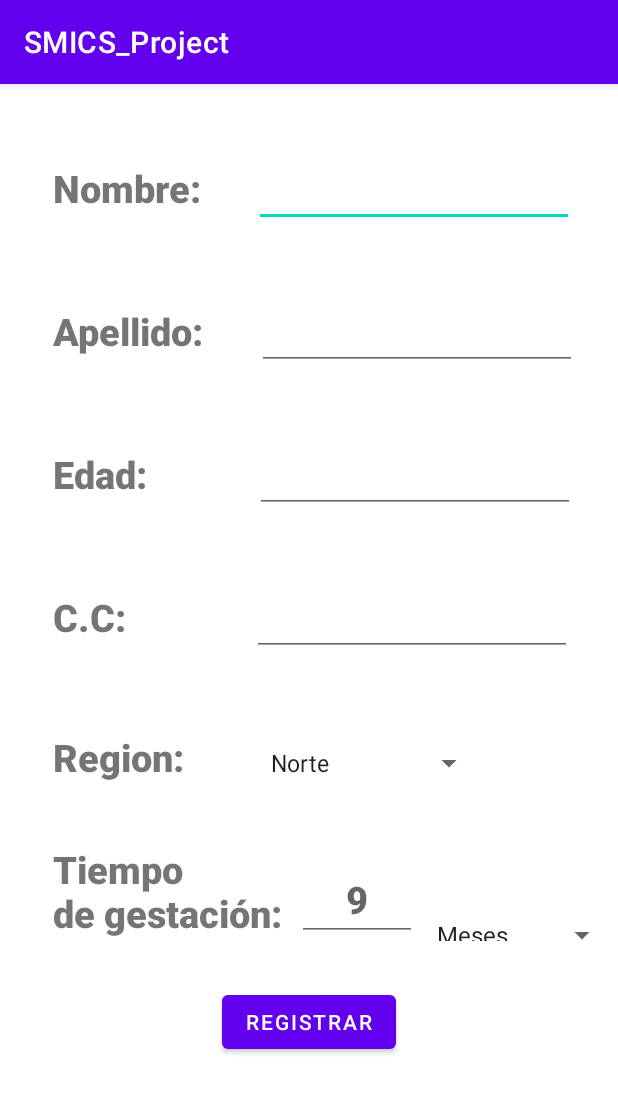
After one commit to BrayanOB2003/SMICS_App, an Android app: the MegActivity screen opened directly, with no data from a screen before it, on a phone screen of 412 x 824 dp. The commit adds this screen. Shown: the top 1093 px of the screen. Run offline under Robolectric (Android 15) with nearby library versions, the phone set to English and light mode, and no system bars.

Commit message:
Added registration questionnaire of pregnant woman

```diff
--- a/app/src/main/AndroidManifest.xml
+++ b/app/src/main/AndroidManifest.xml
@@ -13,6 +13,9 @@
         android:supportsRtl="true"
         android:theme="@style/Theme.SMICS_Project"
         tools:targetApi="31">
+        <activity
+            android:name=".MegActivity"
+            android:exported="false" />
         <activity
             android:name=".FactorsActivity"
             android:exported="false" />
--- a/app/src/main/java/com/project/smics_project/FactorsActivity.kt
+++ b/app/src/main/java/com/project/smics_project/FactorsActivity.kt
@@ -2,10 +2,13 @@ package com.project.smics_project
 
 import androidx.appcompat.app.AppCompatActivity
 import android.os.Bundle
+import android.widget.ArrayAdapter
+import android.widget.Spinner
 
 class FactorsActivity : AppCompatActivity() {
     override fun onCreate(savedInstanceState: Bundle?) {
         super.onCreate(savedInstanceState)
         setContentView(R.layout.activity_factors)
+
     }
 }
--- /dev/null
+++ b/app/src/main/java/com/project/smics_project/MegActivity.kt
@@ -0,0 +1,37 @@
+package com.project.smics_project
+
+import androidx.appcompat.app.AppCompatActivity
+import android.os.Bundle
+import android.widget.ArrayAdapter
+import android.widget.Spinner
+
+class MegActivity : AppCompatActivity() {
+    override fun onCreate(savedInstanceState: Bundle?) {
+        super.onCreate(savedInstanceState)
+        setContentView(R.layout.activity_meg)
+
+        loadSpinner()
+    }
+
+    private fun loadSpinner(){
+        val spinner: Spinner = findViewById(R.id.spinner)
+        ArrayAdapter.createFromResource(
+            this,
+            R.array.regions,
+            android.R.layout.simple_spinner_item
+        ).also { adapter ->
+            adapter.setDropDownViewResource(android.R.layout.simple_spinner_dropdown_item)
+            spinner.adapter = adapter
+        }
+
+        val spinner2: Spinner = findViewById(R.id.spinner2)
+        ArrayAdapter.createFromResource(
+            this,
+            R.array.times,
+            android.R.layout.simple_spinner_item
+        ).also { adapter ->
+            adapter.setDropDownViewResource(android.R.layout.simple_spinner_dropdown_item)
+            spinner2.adapter = adapter
+        }
+    }
+}
--- a/app/src/main/java/com/project/smics_project/QuestionaryActivity.kt
+++ b/app/src/main/java/com/project/smics_project/QuestionaryActivity.kt
@@ -1,11 +1,18 @@
 package com.project.smics_project
 
+import android.content.Intent
 import androidx.appcompat.app.AppCompatActivity
 import android.os.Bundle
+import android.view.View
 
 class QuestionaryActivity : AppCompatActivity() {
     override fun onCreate(savedInstanceState: Bundle?) {
         super.onCreate(savedInstanceState)
         setContentView(R.layout.activity_questionary)
     }
+
+    fun openMegActivity(view: View){
+        val newActivity = Intent(this, MegActivity::class.java)
+        startActivity(newActivity)
+    }
 }
--- a/app/src/main/res/layout/activity_factors.xml
+++ b/app/src/main/res/layout/activity_factors.xml
@@ -6,4 +6,6 @@
     android:layout_height="match_parent"
     tools:context=".FactorsActivity">
 
+
+
 </androidx.constraintlayout.widget.ConstraintLayout>
--- /dev/null
+++ b/app/src/main/res/layout/activity_meg.xml
@@ -0,0 +1,203 @@
+<?xml version="1.0" encoding="utf-8"?>
+<androidx.constraintlayout.widget.ConstraintLayout xmlns:android="http://schemas.android.com/apk/res/android"
+    xmlns:app="http://schemas.android.com/apk/res-auto"
+    xmlns:tools="http://schemas.android.com/tools"
+    android:layout_width="match_parent"
+    android:layout_height="match_parent"
+    tools:context=".MegActivity">
+
+    <ScrollView
+        android:layout_width="match_parent"
+        android:layout_height="wrap_content"
+        app:layout_constraintEnd_toEndOf="parent"
+        app:layout_constraintStart_toStartOf="parent"
+        app:layout_constraintTop_toTopOf="parent">
+
+        <LinearLayout
+            android:layout_width="match_parent"
+            android:layout_height="wrap_content"
+            android:orientation="vertical">
+
+            <LinearLayout
+                android:layout_width="match_parent"
+                android:layout_height="wrap_content"
+                android:orientation="horizontal">
+
+                <TextView
+                    android:id="@+id/textView5"
+                    android:layout_width="wrap_content"
+                    android:layout_height="wrap_content"
+                    android:layout_marginStart="35dp"
+                    android:layout_marginTop="50dp"
+                    android:fontFamily="sans-serif-black"
+                    android:text="@string/meg_name"
+                    android:textSize="25sp" />
+
+                <EditText
+                    android:id="@+id/editTextTextPersonName"
+                    android:layout_width="wrap_content"
+                    android:layout_height="wrap_content"
+                    android:layout_marginStart="35dp"
+                    android:layout_marginTop="50dp"
+                    android:autofillHints="name"
+                    android:ems="10"
+                    android:inputType="textPersonName" />
+
+            </LinearLayout>
+
+            <LinearLayout
+                android:layout_width="match_parent"
+                android:layout_height="wrap_content"
+                android:orientation="horizontal">
+
+                <TextView
+                    android:id="@+id/textView6"
+                    android:layout_width="wrap_content"
+                    android:layout_height="wrap_content"
+                    android:layout_marginStart="35dp"
+                    android:layout_marginTop="50dp"
+                    android:fontFamily="sans-serif-black"
+                    android:text="@string/meg_lastname"
+                    android:textSize="25sp" />
+
+                <EditText
+                    android:id="@+id/editTextTextPersonName2"
+                    android:layout_width="wrap_content"
+                    android:layout_height="wrap_content"
+                    android:layout_marginStart="35dp"
+                    android:layout_marginTop="50dp"
+                    android:ems="10"
+                    android:inputType="textPersonName"/>
+
+            </LinearLayout>
+
+
+            <LinearLayout
+                android:layout_width="match_parent"
+                android:layout_height="wrap_content"
+                android:orientation="horizontal">
+
+                <TextView
+                    android:id="@+id/textView7"
+                    android:layout_width="wrap_content"
+                    android:layout_height="wrap_content"
+                    android:layout_marginStart="35dp"
+                    android:layout_marginTop="50dp"
+                    android:fontFamily="sans-serif-black"
+                    android:text="@string/meg_age"
+                    android:textSize="25sp"/>
+
+                <EditText
+                    android:id="@+id/editTextTextPersonName3"
+                    android:layout_width="wrap_content"
+                    android:layout_height="wrap_content"
+                    android:layout_marginStart="72dp"
+                    android:layout_marginTop="50dp"
+                    android:ems="10"
+                    android:inputType="number"/>
+
+            </LinearLayout>
+
+            <LinearLayout
+                android:layout_width="match_parent"
+                android:layout_height="wrap_content"
+                android:orientation="horizontal">
+
+                <TextView
+                    android:id="@+id/textView8"
+                    android:layout_width="wrap_content"
+                    android:layout_height="wrap_content"
+                    android:layout_marginStart="35dp"
+                    android:layout_marginTop="50dp"
+                    android:fontFamily="sans-serif-black"
+                    android:text="@string/meg_id"
+                    android:textSize="25sp" />
+
+                <EditText
+                    android:id="@+id/editTextTextPersonName5"
+                    android:layout_width="wrap_content"
+                    android:layout_height="wrap_content"
+                    android:layout_marginStart="84dp"
+                    android:layout_marginTop="50dp"
+                    android:ems="10"
+                    android:inputType="number"
+                    android:text=""/>
+
+            </LinearLayout>
+
+            <LinearLayout
+                android:layout_width="match_parent"
+                android:layout_height="wrap_content"
+                android:orientation="horizontal">
+
+                <TextView
+                    android:layout_width="wrap_content"
+                    android:layout_height="wrap_content"
+                    android:layout_marginStart="35dp"
+                    android:layout_marginTop="50dp"
+                    android:fontFamily="sans-serif-black"
+                    android:text="@string/meg_region"
+                    android:textSize="25sp"
+                    />
+
+                <Spinner
+                    android:id="@+id/spinner"
+                    android:layout_width="wrap_content"
+                    android:layout_height="wrap_content"
+                    android:layout_marginStart="50dp"
+                    android:layout_marginTop="50dp">
+
+
+                </Spinner>
+
+            </LinearLayout>
+
+            <LinearLayout
+                android:layout_width="match_parent"
+                android:layout_height="wrap_content"
+                android:orientation="horizontal">
+
+                <TextView
+                    android:layout_width="wrap_content"
+                    android:layout_height="wrap_content"
+                    android:layout_marginStart="35dp"
+                    android:layout_marginTop="30dp"
+                    android:fontFamily="sans-serif-black"
+                    android:text="@string/meg_gestation"
+                    android:textSize="25sp" />
+
+                <EditText
+                    android:layout_width="80dp"
+                    android:layout_height="wrap_content"
+                    android:layout_marginStart="10dp"
+                    android:layout_marginTop="50dp"
+                    android:fontFamily="sans-serif-black"
+                    android:inputType="number"
+                    android:textSize="25sp"
+                    android:hint="9"
+                    android:gravity="center"/>
+
+                <Spinner
+                    android:id="@+id/spinner2"
+                    android:layout_width="wrap_content"
+                    android:layout_height="wrap_content"
+                    android:layout_marginStart="5dp"
+                    android:layout_marginTop="70dp">
+
+                </Spinner>
+
+            </LinearLayout>
+
+            <Button
+                android:layout_width="wrap_content"
+                android:layout_height="wrap_content"
+                android:text="@string/button_register"
+                android:layout_gravity="center_horizontal"
+                android:layout_marginTop="30dp"
+                />
+
+        </LinearLayout>
+
+    </ScrollView>
+
+</androidx.constraintlayout.widget.ConstraintLayout>
--- a/app/src/main/res/layout/activity_questionary.xml
+++ b/app/src/main/res/layout/activity_questionary.xml
@@ -24,6 +24,7 @@
         android:layout_marginTop="264dp"
         android:text="@string/registration_meg"
         android:background="@color/smics_purple"
+        android:onClick="openMegActivity"
         app:layout_constraintStart_toStartOf="parent"
         app:layout_constraintTop_toTopOf="parent"/>
 
--- a/app/src/main/res/values/strings.xml
+++ b/app/src/main/res/values/strings.xml
@@ -15,6 +15,30 @@
     <string name="registration_partera">Registrar datos de generales</string>
 
     <string name="img_description1">Silueta de mujer</string>
+
+    <string name="meg_name">Nombre:</string>
+    <string name="meg_lastname">Apellido:</string>
+    <string name="meg_age">Edad:</string>
+    <string name="meg_id">C.C:</string>
+    <string name="meg_region">Region:</string>
+    <string name="meg_gestation">Tiempo \nde gestación:</string>
+
+    <string-array name="regions">
+        <item>Norte</item>
+        <item>Centro</item>
+        <item>Pacifico</item>
+        <item>Oriente</item>
+        <item>Macizo</item>
+        <item>Piedemonte</item>
+    </string-array>
+
+    <string-array name="times">
+        <item>Meses</item>
+        <item>Semanas</item>
+        <item>Días</item>
+    </string-array>
+
+    <string name="button_register">Registrar</string>
     <!-- TODO: Remove or change this placeholder text -->
     <string name="hello_blank_fragment">Hello blank fragment</string>
 </resources>
```
